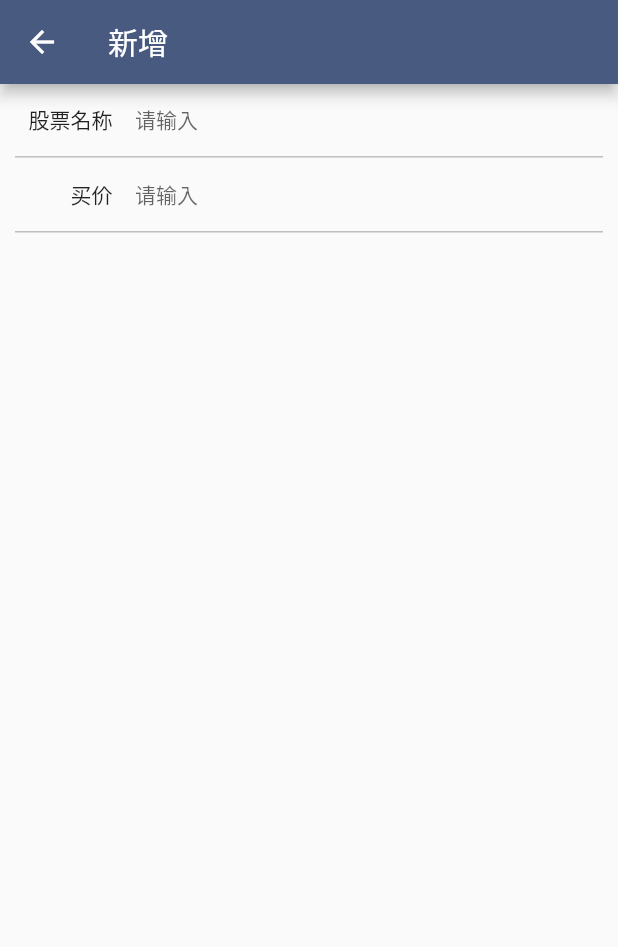
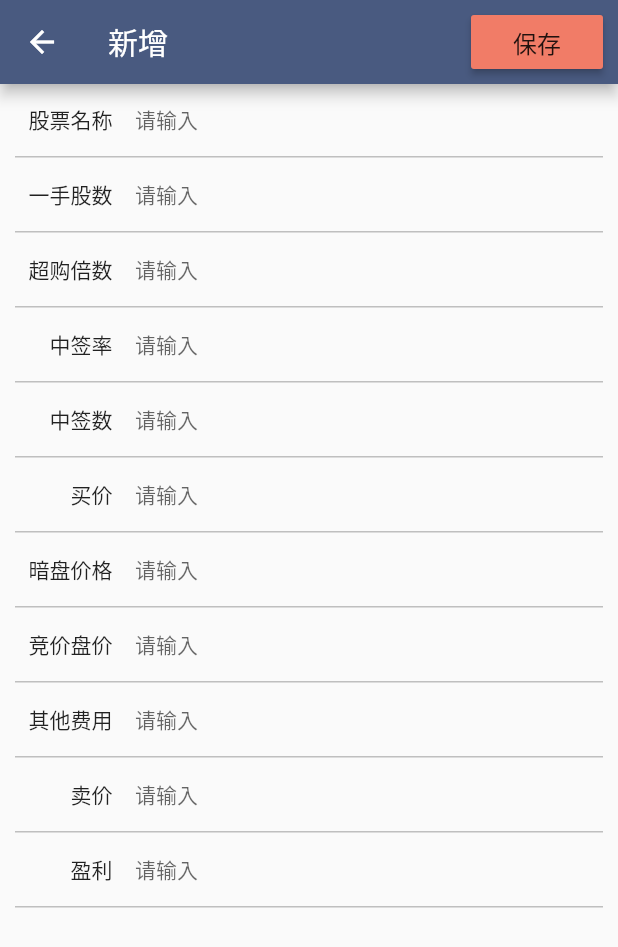
Before and after one commit to mLiXin/flutter_statistics_for_mario, a Flutter app: the screen it shows after launch, after a tap on the "add" icon, on a phone screen of 412 x 824 dp. Shown: the top 947 px of the screen. Run offline on Flutter 3.47's test engine with Material 2 defaults, Android fonts, the phone set to English and light mode, and no system bars; our stand-ins replace sqflite; accounts and stored records are empty.

Commit message:
feat:数据库可使用

```diff
--- a/flutter_statistics_for_mario/lib/data/stock_info_helper.dart
+++ b/flutter_statistics_for_mario/lib/data/stock_info_helper.dart
@@ -1,6 +1,7 @@
+import 'dart:async';
+
+import 'package:path/path.dart';
 import 'package:sqflite/sqflite.dart';
-import 'dart:io';
-import 'dart:async';
 
 final String tableStock = "stock_list";
 final String columnId = "_id";
@@ -21,35 +22,32 @@ final String columnDarkPrice = "_dark_price";
 class Stock {
   int id;
   String name;
+  int oneHandCount; // 一手多少股
+  int overBought; // 超购倍数
+  int oneHandRate; // 一手中签率
+  int handCount; // 中了多少手
   int buyPrice; // 买价 分
+  int darkPrice; // 暗盘价格 分
+  int biddingPrice; // 竞价盘价格 分
+  int serviceFee; // 其他费用 分
   int sellPrice; // 卖价 分
-  int oneHandCount; // 一手多少股
-  int handCount; // 中了多少手
-  int serviceFee; // 其他费用 分
   int gainAmount; // 总盈利 分
 
-  // feat add
-  int oneHandRate; // 一手中签率
-  int overBought; // 超购倍数
-  int biddingPrice; // 竞价盘价格 分
-  int darkPrice; // 暗盘价格 分
+  Stock(
+    this.name,
+    this.oneHandCount,
+    this.overBought,
+    this.oneHandRate,
+    this.handCount,
+    this.buyPrice,
+    this.darkPrice,
+    this.biddingPrice,
+    this.serviceFee,
+    this.sellPrice,
+    this.gainAmount,
+  );
 
-  Stock(
-      this.id,
-      this.name,
-      this.buyPrice,
-      this.sellPrice,
-      this.oneHandCount,
-      this.handCount,
-      this.serviceFee,
-      this.gainAmount,
-      this.oneHandRate,
-      this.overBought,
-      this.biddingPrice,
-      this.darkPrice);
-
-  Map toMap() {
-    Map map = {
+  Map<String, dynamic> toMap() =><String,dynamic>{
       columnName: name,
       columnBuyPrice: buyPrice,
       columnSellPrice: sellPrice,
@@ -64,11 +62,6 @@ class Stock {
       columnBiddingPrice: biddingPrice,
       columnDarkPrice: darkPrice
     };
-    if (id != null) {
-      map[columnId] = id;
-    }
-    return map;
-  }
 
   Stock.fromMap(Map map) {
     id = map[columnId];
@@ -91,26 +84,32 @@ class Stock {
 class StockProvider {
   Database db;
 
-  Future open(String path) async {
+  Future open() async {
+    var databasePath = await getDatabasesPath();
+    String path = join(databasePath, "demo.db");
+
+    print("open start");
     db = await openDatabase(path, version: 1,
         onCreate: (Database db, int version) async {
       await db.execute("""
       create table $tableStock (
         $columnId integer primary key autoincrement,
         $columnName text not null,
+        $columnOneHandCount integer,
+        $columnOverBought integer,
+        $columnOneHandRate integer,
+        $columnHandCount integer,
         $columnBuyPrice integer,
+        $columnDarkPrice integer,
+        $columnBiddingPrice integer,
+        $columnServiceFee integer,
         $columnSellPrice integer,
-        $columnOneHandCount integer,
-        $columnHandCount integer,
-        $columnServiceFee integer,
-        $columnGainAmount integer,
-        $columnOneHandRate integer,
-        $columnOverBought integer,
-        $columnBiddingPrice integer,
-        $columnDarkPrice integer
+        $columnGainAmount integer
       )
       """);
     });
+
+    print("open over");
   }
 
   Future<Stock> insert(Stock stock) async {
@@ -138,4 +137,15 @@ class StockProvider {
     }
     return null;
   }
+
+  Future<int> delete(int id) async {
+    return await db.delete(tableStock, where: "$columnId = ?", whereArgs: [id]);
+  }
+
+  Future<int> update(Stock stock) async {
+    return await db.update(tableStock, stock.toMap(),
+        where: "$columnId = ?", whereArgs: [stock.id]);
+  }
+
+  Future close() async => db.close();
 }
--- a/flutter_statistics_for_mario/lib/modules/page_add_detail.dart
+++ b/flutter_statistics_for_mario/lib/modules/page_add_detail.dart
@@ -1,6 +1,7 @@
 import 'package:flutter/material.dart';
 import 'package:flutter_statistics_for_mario/common/app_color.dart';
 import 'package:flutter_statistics_for_mario/views/input_item_common.dart';
+import 'package:flutter_statistics_for_mario/data/stock_info_helper.dart';
 
 class AddDetailPage extends StatefulWidget {
   @override
@@ -8,22 +9,70 @@ class AddDetailPage extends StatefulWidget {
 }
 
 class _AddDetailPageState extends State<AddDetailPage> {
-
   TextEditingController _nameController = new TextEditingController();
-  TextEditingController _priceController = new TextEditingController();
+  TextEditingController _oneHandCountController = new TextEditingController();
+  TextEditingController _overBoughtController = new TextEditingController();
+  TextEditingController _oneHandRateController = new TextEditingController();
+  TextEditingController _handCountController = new TextEditingController();
+  TextEditingController _buyPriceController = new TextEditingController();
+  TextEditingController _darkPriceController = new TextEditingController();
+  TextEditingController _biddingPriceController = new TextEditingController();
+  TextEditingController _serviceFeeController = new TextEditingController();
+  TextEditingController _sellPriceController = new TextEditingController();
+  TextEditingController _gainAmountController = new TextEditingController();
 
   @override
   Widget build(BuildContext context) {
     return new Scaffold(
         appBar: new AppBar(
+          actions: <Widget>[
+            new Container(
+              margin: new EdgeInsets.only(top: 10.0, bottom: 10.0, right: 10.0),
+              child: new RaisedButton(
+                onPressed: () {
+                  _saveInput();
+                },
+                color: AppColor.primaryRed,
+                child: new Text(
+                  "保存",
+                  style: new TextStyle(fontSize: 16.0),
+                ),
+              ),
+            ),
+          ],
           backgroundColor: AppColor.primaryBlue,
           title: new Text("新增"),
         ),
-        body: new Column(
-          children: <Widget>[
-            new InputItemCommonView("股票名称", "请输入",_nameController),
-            new InputItemCommonView("买价", "请输入",_priceController)
-          ],
+        body: new SingleChildScrollView(
+          child: new Column(
+            children: <Widget>[
+              new InputItemCommonView("股票名称", "请输入", _nameController),
+              new InputItemCommonView("一手股数", "请输入", _oneHandCountController),
+              new InputItemCommonView("超购倍数", "请输入", _overBoughtController),
+              new InputItemCommonView("中签率", "请输入", _oneHandRateController),
+              new InputItemCommonView("中签数", "请输入", _handCountController),
+              new InputItemCommonView("买价", "请输入", _buyPriceController),
+              new InputItemCommonView("暗盘价格", "请输入", _darkPriceController),
+              new InputItemCommonView("竞价盘价", "请输入", _biddingPriceController),
+              new InputItemCommonView("其他费用", "请输入", _serviceFeeController),
+              new InputItemCommonView("卖价", "请输入", _sellPriceController),
+              new InputItemCommonView("盈利", "请输入", _gainAmountController),
+            ],
+          ),
         ));
   }
+
+  _saveInput() async {
+    // showloading
+    StockProvider provider = new StockProvider();
+    print("开始open");
+    await provider.open();
+    Stock stock = new Stock("测试用", 1, 2, 3, 4, 5, 6, 7, 7, 7, 7);
+    print("开始插入");
+    await provider.insert(stock);
+
+    print("插入完毕");
+    await provider.close();
+    // hideloain
+  }
 }
--- a/flutter_statistics_for_mario/lib/modules/tab_list.dart
+++ b/flutter_statistics_for_mario/lib/modules/tab_list.dart
@@ -10,7 +10,7 @@ class TabList extends StatefulWidget {
 }
 
 class _TabListState extends State<TabList> {
-  List<Stock> stockList;
+  List<Stock> stockList = [];
 
   @override
   void initState() {
@@ -24,29 +24,21 @@ class _TabListState extends State<TabList> {
     return new Scaffold(
       body: new Column(
         children: <Widget>[
-          new Card(
-            child: new Container(
-              height: 200.0,
-              child: new Center(
-                child: new Text("测试用"),
-              ),
-            ),
-            color: AppColor.primaryBlue,
-          ),
           new Expanded(
               child: new ListView.builder(
-                  itemCount: 200,
-                  itemBuilder: (BuildContext context, int index) {}))
+                  itemCount: stockList.length,
+                  itemBuilder: (BuildContext context, int index) {
+                    Stock item = stockList[index];
+                    return new StockItemView(item: item);
+                  }))
         ],
       ),
     );
   }
 
   Future getData() async {
-    String databasePath = await getDatabasesPath();
-
     StockProvider provider = new StockProvider();
-    await provider.open(databasePath);
+    await provider.open();
 
     List<Stock> list = await provider.getStocks();
 
@@ -57,5 +49,25 @@ class _TabListState extends State<TabList> {
       });
     }
 
+    provider.close();
+
   }
 }
+
+class StockItemView extends StatelessWidget {
+  const StockItemView({
+    Key key,
+    @required this.item,
+  }) : super(key: key);
+
+  final Stock item;
+
+  @override
+  Widget build(BuildContext context) {
+    return new Container(
+      child: new Card(
+        child: new Text(item.name),
+      ),
+    );
+  }
+}
--- a/flutter_statistics_for_mario/lib/views/tab_common.dart
+++ b/flutter_statistics_for_mario/lib/views/tab_common.dart
@@ -1,7 +1,6 @@
 import 'package:flutter/cupertino.dart';
 import 'package:flutter/foundation.dart';
 import 'package:flutter/material.dart';
-import 'package:flutter_statistics_for_mario/data/stock_info_helper.dart';
 
 const double _kTextAndIconTabHeight = 53.0; // 导航高度
 const double _kMarginBottom = 3.0; // 图标与文字的间隔
```
Also changed, not shown: flutter_statistics_for_mario/lib/data/database_helper.dart (deleted), 2 other files.
